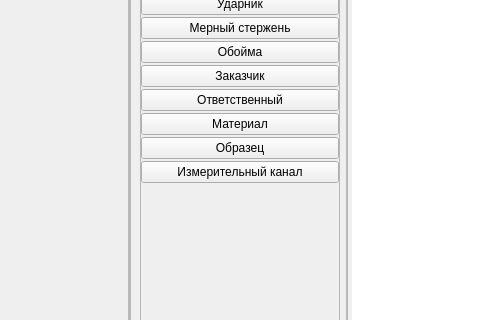
constantinoval/dynaexp, file ui/new_main_form.ui: the form before one commit; both pictures show x 83 to 563 and y 119 to 439 of the 1049 by 600 pixel window.
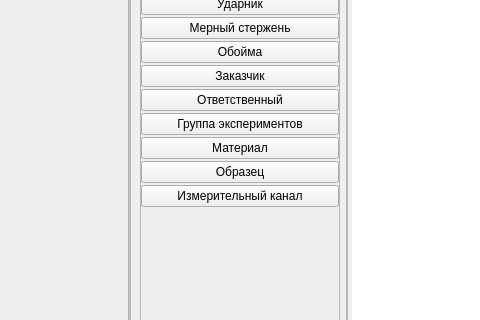
The form after the commit. Icons and pictures are not drawn.

Commit message: Таблицы заказчик, исполнитель, группы экспериментов

Diff of the .ui file:
```diff
--- a/ui/new_main_form.ui
+++ b/ui/new_main_form.ui
@@ -350,6 +350,19 @@
                    </property>
                   </widget>
                  </item>
+                 <item>
+                  <widget class="QPushButton" name="experimentsgroup_btn">
+                   <property name="text">
+                    <string>Группа экспериментов</string>
+                   </property>
+                   <property name="checkable">
+                    <bool>true</bool>
+                   </property>
+                   <property name="autoExclusive">
+                    <bool>true</bool>
+                   </property>
+                  </widget>
+                 </item>
                  <item>
                   <widget class="QPushButton" name="pushButton_3">
                    <property name="text">
```
Left out of the diff: 2 changed lines with no effect on the pictures. The commit also changes 9 other files.
